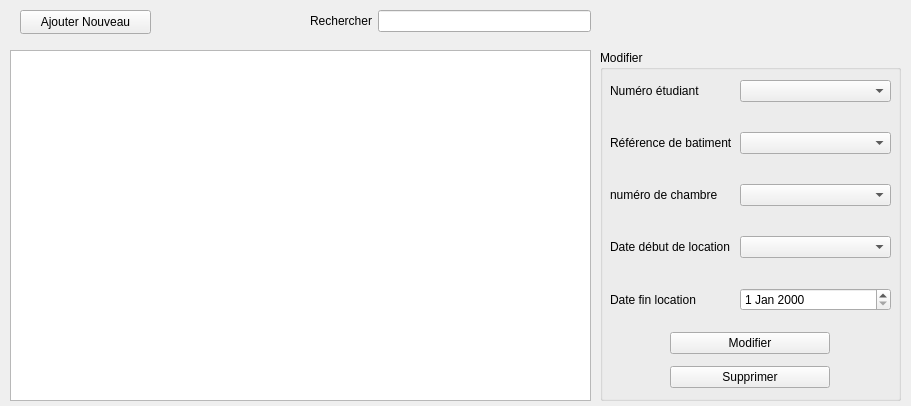
This is cruds/louercrud.ui in Frankral/ProjetFinL1 as Qt 5 draws it before an edit. The edited form follows.
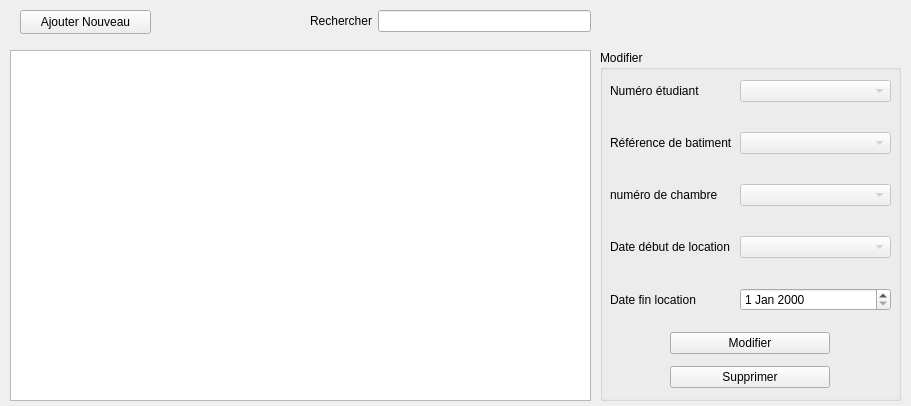
This is the edited form. Custom widgets are drawn as their Qt base class.

What changed in the file:
```diff
--- a/cruds/louercrud.ui
+++ b/cruds/louercrud.ui
@@ -106,6 +106,9 @@
      </item>
      <item row="0" column="1">
       <widget class="CustomCombo" name="numEt">
+       <property name="enabled">
+        <bool>false</bool>
+       </property>
        <property name="editable">
         <bool>false</bool>
        </property>
@@ -123,6 +126,9 @@
      </item>
      <item row="1" column="1">
       <widget class="CustomCombo" name="refBat">
+       <property name="enabled">
+        <bool>false</bool>
+       </property>
        <property name="editable">
         <bool>false</bool>
        </property>
@@ -130,6 +136,9 @@
      </item>
      <item row="2" column="1">
       <widget class="CustomCombo" name="numChambre">
+       <property name="enabled">
+        <bool>false</bool>
+       </property>
        <property name="editable">
         <bool>false</bool>
        </property>
@@ -137,6 +146,9 @@
      </item>
      <item row="3" column="1">
       <widget class="CustomCombo" name="dateDebLoc">
+       <property name="enabled">
+        <bool>false</bool>
+       </property>
        <property name="editable">
         <bool>false</bool>
        </property>
```
Left out of the diff: 9 changed lines with no effect on the pictures.
